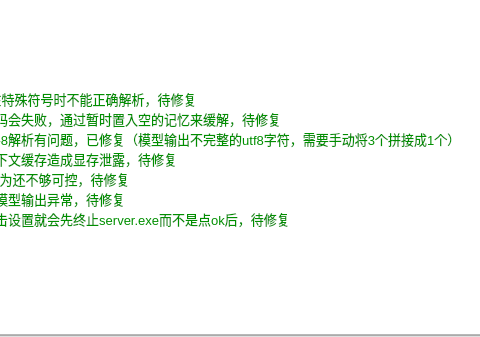
Before: the Qt Designer form utils/versionlog.ui in ylsdamxssjxxdd/eva, drawn with Qt 5; both pictures show x 84 to 564 and y 263 to 600 of the 1000 by 600 pixel window.
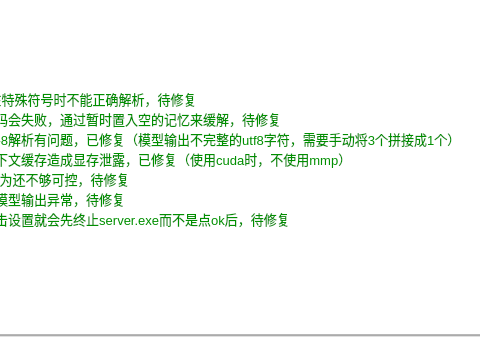
After: the same form once the commit is applied.

What changed in the file:
```diff
--- a/utils/versionlog.ui
+++ b/utils/versionlog.ui
@@ -91,7 +91,7 @@
 &lt;p style=&quot; margin-top:0px; margin-bottom:0px; margin-left:0px; margin-right:0px; -qt-block-indent:0; text-indent:0px;&quot;&gt;&lt;span style=&quot; font-family:'Courier New'; font-size:10pt; color:#008f00;&quot;&gt;#csv文件存在特殊符号时不能正确解析，待修复&lt;/span&gt;&lt;/p&gt;
 &lt;p style=&quot; margin-top:0px; margin-bottom:0px; margin-left:0px; margin-right:0px; -qt-block-indent:0; text-indent:0px;&quot;&gt;&lt;span style=&quot; font-family:'Courier New'; font-size:10pt; color:#008f00;&quot;&gt;#多次按批解码会失败，通过暂时置入空的记忆来缓解，待修复&lt;/span&gt;&lt;/p&gt;
 &lt;p style=&quot; margin-top:0px; margin-bottom:0px; margin-left:0px; margin-right:0px; -qt-block-indent:0; text-indent:0px;&quot;&gt;&lt;span style=&quot; font-family:'Courier New'; font-size:10pt; color:#008f00;&quot;&gt;#部分字符utf-8解析有问题，已修复（模型输出不完整的utf8字符，需要手动将3个拼接成1个）&lt;/span&gt;&lt;/p&gt;
-&lt;p style=&quot; margin-top:0px; margin-bottom:0px; margin-left:0px; margin-right:0px; -qt-block-indent:0; text-indent:0px;&quot;&gt;&lt;span style=&quot; font-family:'Courier New'; font-size:10pt; color:#008f00;&quot;&gt;#解码后，上下文缓存造成显存泄露，待修复&lt;/span&gt;&lt;/p&gt;
+&lt;p style=&quot; margin-top:0px; margin-bottom:0px; margin-left:0px; margin-right:0px; -qt-block-indent:0; text-indent:0px;&quot;&gt;&lt;span style=&quot; font-family:'Courier New'; font-size:10pt; color:#008f00;&quot;&gt;#解码后，上下文缓存造成显存泄露，已修复（使用cuda时，不使用mmp）&lt;/span&gt;&lt;/p&gt;
 &lt;p style=&quot; margin-top:0px; margin-bottom:0px; margin-left:0px; margin-right:0px; -qt-block-indent:0; text-indent:0px;&quot;&gt;&lt;span style=&quot; font-family:'Courier New'; font-size:10pt; color:#008f00;&quot;&gt;#api模式下行为还不够可控，待修复&lt;/span&gt;&lt;/p&gt;
 &lt;p style=&quot; margin-top:0px; margin-bottom:0px; margin-left:0px; margin-right:0px; -qt-block-indent:0; text-indent:0px;&quot;&gt;&lt;span style=&quot; font-family:'Courier New'; font-size:10pt; color:#008f00;&quot;&gt;#挂载视觉后模型输出异常，待修复&lt;/span&gt;&lt;/p&gt;
 &lt;p style=&quot; margin-top:0px; margin-bottom:0px; margin-left:0px; margin-right:0px; -qt-block-indent:0; text-indent:0px;&quot;&gt;&lt;span style=&quot; font-family:'Courier New'; font-size:10pt; color:#008f00;&quot;&gt;#服务模式点击设置就会先终止server.exe而不是点ok后，待修复&lt;/span&gt;&lt;/p&gt;
```
